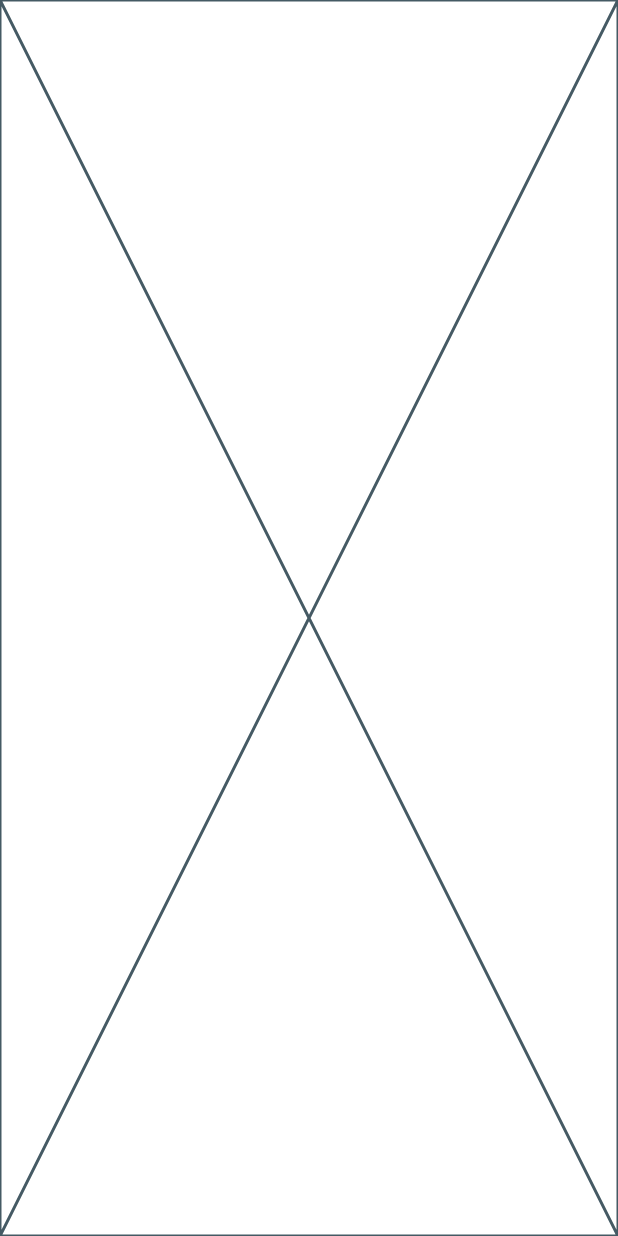
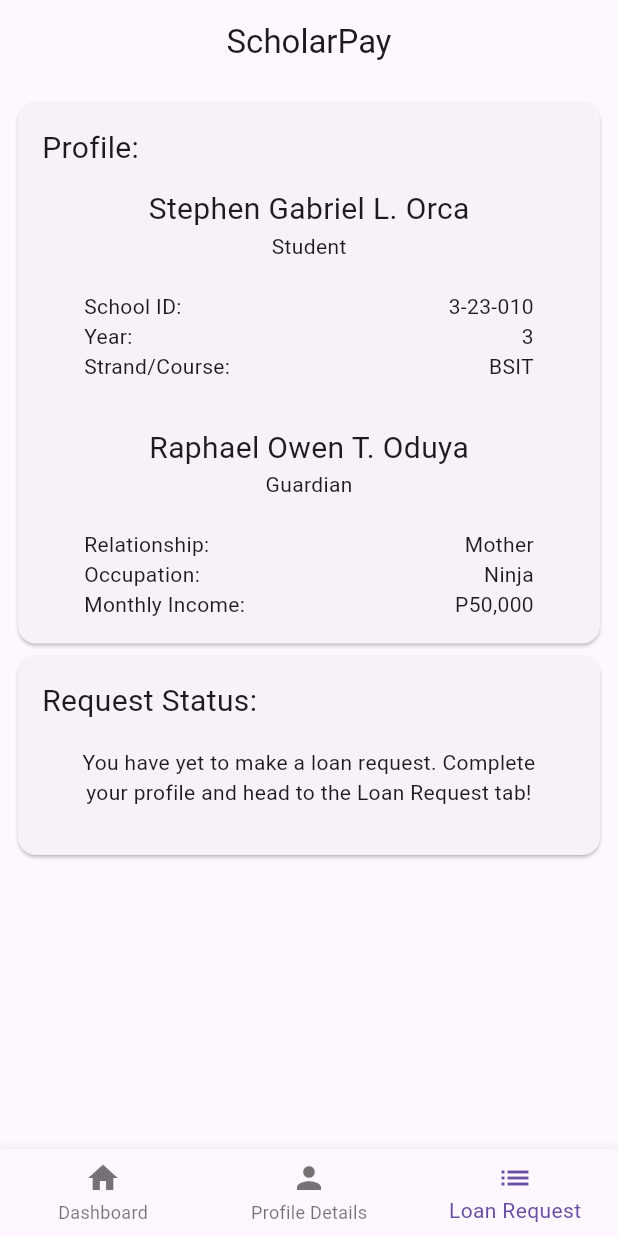
Before and after one commit to Orca-175/it312-final-project, a Flutter app: the screen it shows after launch, on a phone screen of 412 x 824 dp. Run offline on Flutter 3.47's test engine with Material 3 defaults, Android fonts, the phone set to English and light mode, and no system bars.

Commit message:
Add pages

```diff
--- a/lib/main.dart
+++ b/lib/main.dart
@@ -1,4 +1,12 @@
 import 'package:flutter/material.dart';
+import 'package:it312_final_project/pages/dashboard.dart';
+import 'package:it312_final_project/pages/guardian_details_form.dart';
+import 'package:it312_final_project/pages/loan_request.dart';
+import 'package:it312_final_project/pages/login.dart';
+import 'package:it312_final_project/pages/profile_details.dart';
+import 'package:it312_final_project/pages/register.dart';
+import 'package:it312_final_project/pages/requests_form.dart';
+import 'package:it312_final_project/pages/student_details_form.dart';
 
 void main() {
   runApp(const MyApp());
@@ -10,6 +18,36 @@ class MyApp extends StatelessWidget {
   // This widget is the root of your application.
   @override
   Widget build(BuildContext context) {
-    return const Placeholder();
+    return MaterialApp(
+      debugShowCheckedModeBanner: false,
+      home: Scaffold(
+        resizeToAvoidBottomInset: false,
+        appBar: AppBar(
+          centerTitle: true,
+          title: Text('ScholarPay'),
+        ),
+        body: Padding(
+          padding: const EdgeInsets.all(8.0),
+          child: Dashboard(),
+        ),
+        bottomNavigationBar: BottomNavigationBar(
+          currentIndex: 2,
+          items: [
+            BottomNavigationBarItem(
+              icon: Icon(Icons.home),
+              label: 'Dashboard',
+            ),
+            BottomNavigationBarItem(
+              icon: Icon(Icons.person),
+              label: 'Profile Details',
+            ),
+            BottomNavigationBarItem(
+              icon: Icon(Icons.list),
+              label: 'Loan Request',
+            ),
+          ],
+        ),
+        ),
+    );
   }
 }
--- /dev/null
+++ b/lib/pages/dashboard.dart
@@ -0,0 +1,201 @@
+import 'package:flutter/material.dart';
+import 'package:it312_final_project/widgets/labeled_field.dart';
+
+class Dashboard extends StatefulWidget {
+  const Dashboard({super.key});
+
+  @override
+  State<Dashboard> createState() => _DashboardState();
+}
+
+class _DashboardState extends State<Dashboard> {
+  @override
+  Widget build(BuildContext context) {
+    return Column(
+      crossAxisAlignment: CrossAxisAlignment.stretch,
+      children:  [
+        // Profile Card
+        Card(
+          child: Padding(
+            padding: const EdgeInsets.all(16.0),
+            child: Column(
+              crossAxisAlignment: CrossAxisAlignment.stretch,
+              children: [
+                Text('Profile:', style: TextStyle(fontSize: 20.0)),
+                SizedBox(height: 12.0),
+                Column(
+                  children: [
+                    // Student Details Summary
+                    StudentInfo(),
+                    SizedBox(height: 30.0),
+                    // Guardian Details Summary
+                    GuardianInfo(),
+                  ],
+                ),
+              ],
+            ),
+          ),
+        ),
+        // Request Status Card
+        Card(
+          child: Padding(
+            padding: const EdgeInsets.all(16.0),
+            child: Column(
+              crossAxisAlignment: CrossAxisAlignment.stretch,
+              children: [
+                Text('Request Status:', style: TextStyle(fontSize: 20.0)),
+                Padding(
+                  padding: const EdgeInsets.all(8.0),
+                  child: NoRequestPlaceholder(),
+                ),
+              ],
+            ),
+          )
+        ),
+      ],
+    );
+  }
+}
+
+class StudentInfo extends StatelessWidget {
+  const StudentInfo({super.key});
+
+  @override
+  Widget build(BuildContext context) {
+    return Column(
+      children: [
+        BottomLabeledHeader(data: 'Stephen Gabriel L. Orca', label: 'Student'),
+        SizedBox(height: 20.0),
+        Row(
+          mainAxisAlignment: MainAxisAlignment.center,
+          children: [
+            SizedBox(
+              width: 300.0,
+              child: Column(
+                children: [
+                  LabeledField(data: '3-23-010', label: 'School ID'),
+                  LabeledField(data: '3', label: 'Year'),
+                  LabeledField(data: 'BSIT', label: 'Strand/Course'),
+                ],
+              ),
+            ),
+          ],
+        ),
+      ],
+    );
+  }
+}
+
+class GuardianInfo extends StatelessWidget {
+  const GuardianInfo({super.key});
+
+  @override
+  Widget build(BuildContext context) {
+    return Column(
+      children: [
+        BottomLabeledHeader(data: 'Raphael Owen T. Oduya', label: 'Guardian'),
+        SizedBox(height: 20.0),
+        Row(
+          mainAxisAlignment: MainAxisAlignment.center,
+          children: [
+            SizedBox(
+              width: 300.0,
+              child: Column(
+                children: [
+                  LabeledField(data: 'Mother', label: 'Relationship'),
+                  LabeledField(data: 'Ninja', label: 'Occupation'),
+                  LabeledField(data: 'P50,000', label: 'Monthly Income'),
+                ],
+              ),
+            ),
+          ],
+        ),
+      ],
+    );
+  }
+}
+
+class BottomLabeledHeader extends StatelessWidget {
+  final String data;
+  final String label;
+  const BottomLabeledHeader({super.key, required this.data, required this.label});
+
+  @override
+  Widget build(BuildContext context) {
+    return Column(
+      children: [
+        Text(data, style: TextStyle(fontSize: 20.0)),
+        Text(label),
+      ],
+    );
+  }
+}
+
+class ApprovedRequestPlaceholder extends StatelessWidget {
+  const ApprovedRequestPlaceholder({super.key});
+
+  @override
+  Widget build(BuildContext context) {
+    return Container(
+      decoration: BoxDecoration(
+        color: Colors.green[100],
+        borderRadius: const BorderRadius.all(Radius.circular(10.0)),
+      ),
+      child: Padding(
+        padding: const EdgeInsets.all(8.0),
+        child: Column(
+          children: [
+            Text('Your request has been approved!'),
+            SizedBox(height: 30.0),
+            Text('Your next payment of P60,000 is due on:'),
+            Text('2025-11-20', style: TextStyle(fontSize: 20.0)),
+          ],
+        ),
+      ),
+    );
+  }
+}
+
+class RejectedRequestPlaceholder extends StatelessWidget {
+  const RejectedRequestPlaceholder({super.key});
+
+  @override
+  Widget build(BuildContext context) {
+    return Container(
+      decoration: BoxDecoration(
+        color: Colors.red[100],
+        borderRadius: const BorderRadius.all(Radius.circular(10.0)),
+      ),
+      child: Padding(
+        padding: const EdgeInsets.all(8.0),
+        child: Column(
+          children: [
+            Text('Your request has been rejected.'),
+          ],
+        ),
+      ),
+    );
+  }
+}
+
+class NoRequestPlaceholder extends StatelessWidget {
+  const NoRequestPlaceholder({super.key});
+
+  @override
+  Widget build(BuildContext context) {
+    return Container(
+      decoration: BoxDecoration(
+        color: Colors.transparent,
+        borderRadius: const BorderRadius.all(Radius.circular(10.0)),
+      ),
+      child: Padding(
+        padding: const EdgeInsets.all(8.0),
+        child: Column(
+          children: [
+            Text('You have yet to make a loan request. Complete your profile and head to the Loan Request tab!', textAlign: TextAlign.center),
+          ],
+        ),
+      ),
+    );
+  }
+}
--- /dev/null
+++ b/lib/widgets/labeled_field.dart
@@ -0,0 +1,19 @@
+import 'package:flutter/material.dart';
+
+class LabeledField extends StatelessWidget {
+  final String data;
+  final String label;
+  const LabeledField({super.key, required this.data, required this.label});
+
+  @override
+  Widget build(BuildContext context) {
+    return Center(
+      child: Row(
+        children: [
+          Text('$label:'),
+          Expanded(child: Text(data, textAlign: TextAlign.end)),
+        ],
+      ),
+    );
+  }
+}
```
Also changed, not shown: lib/pages/guardian_details_form.dart (added, +53 -0 lines), lib/pages/loan_request.dart (added, +59 -0 lines), lib/pages/login.dart (added, +39 -0 lines), lib/pages/profile_details.dart (added, +95 -0 lines), lib/pages/register.dart (added, +40 -0 lines), lib/pages/requests_form.dart (added, +130 -0 lines), lib/pages/student_details_form.dart (added, +47 -0 lines).
